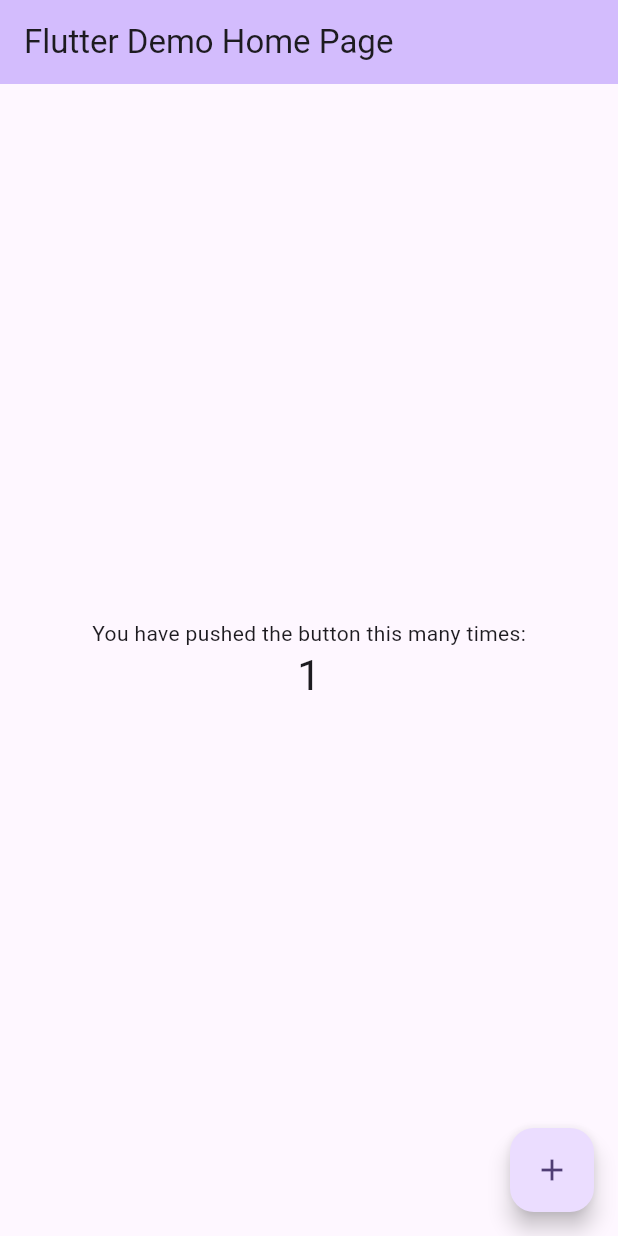
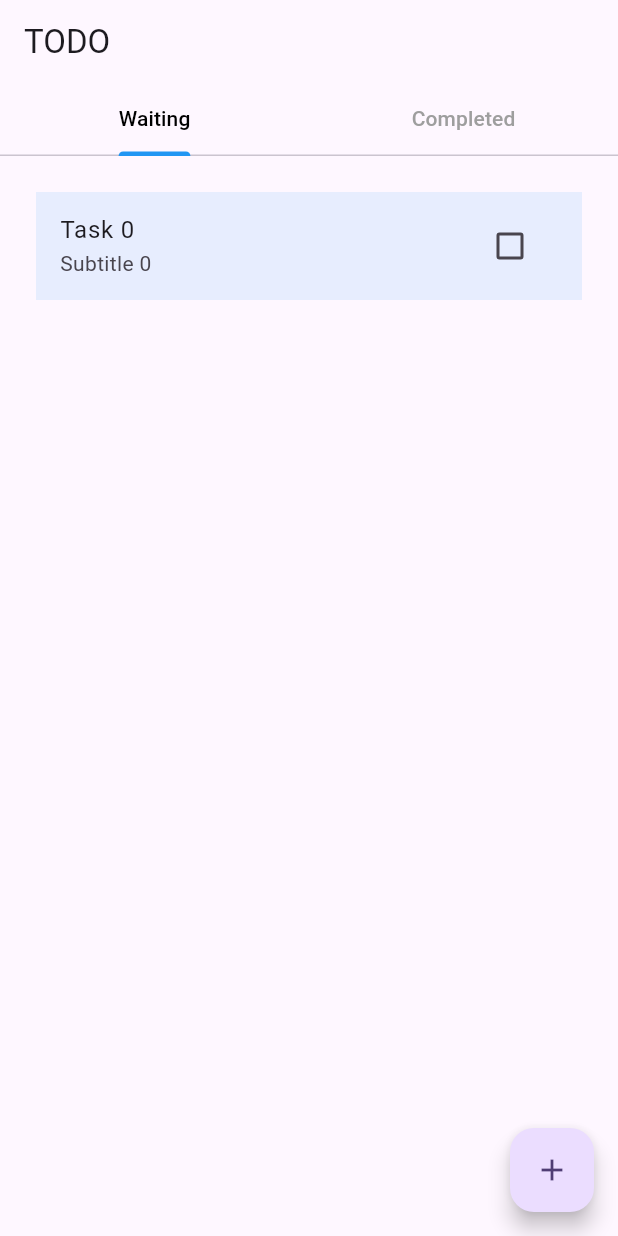
Before and after one commit to Salehahmedeus/to_do_lati, a Flutter app: the screen it shows after launch, after a tap on the "add" icon, on a phone screen of 412 x 824 dp. Run offline on Flutter 3.47's test engine with Material 3 defaults, Android fonts, the light colour scheme and no system bars.

Commit message:
first commit

```diff
--- a/lib/main.dart
+++ b/lib/main.dart
@@ -1,4 +1,5 @@
 import 'package:flutter/material.dart';
+import 'package:to_do_lati/screens/home_screen.dart';
 
 void main() {
   runApp(const MyApp());
@@ -13,113 +14,12 @@
     return MaterialApp(
       title: 'Flutter Demo',
       theme: ThemeData(
-        // This is the theme of your application.
-        //
-        // TRY THIS: Try running your application with "flutter run". You'll see
-        // the application has a purple toolbar. Then, without quitting the app,
-        // try changing the seedColor in the colorScheme below to Colors.green
-        // and then invoke "hot reload" (save your changes or press the "hot
-        // reload" button in a Flutter-supported IDE, or press "r" if you used
-        // the command line to start the app).
-        //
-        // Notice that the counter didn't reset back to zero; the application
-        // state is not lost during the reload. To reset the state, use hot
-        // restart instead.
-        //
-        // This works for code too, not just values: Most code changes can be
-        // tested with just a hot reload.
+
         colorScheme: ColorScheme.fromSeed(seedColor: Colors.deepPurple),
         useMaterial3: true,
       ),
-      home: const MyHomePage(title: 'Flutter Demo Home Page'),
+      home: const HomeScreen(),
+      debugShowCheckedModeBanner: false,
     );
   }
 }
-
-class MyHomePage extends StatefulWidget {
-  const MyHomePage({super.key, required this.title});
-
-  // This widget is the home page of your application. It is stateful, meaning
-  // that it has a State object (defined below) that contains fields that affect
-  // how it looks.
-
-  // This class is the configuration for the state. It holds the values (in this
-  // case the title) provided by the parent (in this case the App widget) and
-  // used by the build method of the State. Fields in a Widget subclass are
-  // always marked "final".
-
-  final String title;
-
-  @override
-  State<MyHomePage> createState() => _MyHomePageState();
-}
-
-class _MyHomePageState extends State<MyHomePage> {
-  int _counter = 0;
-
-  void _incrementCounter() {
-    setState(() {
-      // This call to setState tells the Flutter framework that something has
-      // changed in this State, which causes it to rerun the build method below
-      // so that the display can reflect the updated values. If we changed
-      // _counter without calling setState(), then the build method would not be
-      // called again, and so nothing would appear to happen.
-      _counter++;
-    });
-  }
-
-  @override
-  Widget build(BuildContext context) {
-    // This method is rerun every time setState is called, for instance as done
-    // by the _incrementCounter method above.
-    //
-    // The Flutter framework has been optimized to make rerunning build methods
-    // fast, so that you can just rebuild anything that needs updating rather
-    // than having to individually change instances of widgets.
-    return Scaffold(
-      appBar: AppBar(
-        // TRY THIS: Try changing the color here to a specific color (to
-        // Colors.amber, perhaps?) and trigger a hot reload to see the AppBar
-        // change color while the other colors stay the same.
-        backgroundColor: Theme.of(context).colorScheme.inversePrimary,
-        // Here we take the value from the MyHomePage object that was created by
-        // the App.build method, and use it to set our appbar title.
-        title: Text(widget.title),
-      ),
-      body: Center(
-        // Center is a layout widget. It takes a single child and positions it
-        // in the middle of the parent.
-        child: Column(
-          // Column is also a layout widget. It takes a list of children and
-          // arranges them vertically. By default, it sizes itself to fit its
-          // children horizontally, and tries to be as tall as its parent.
-          //
-          // Column has various properties to control how it sizes itself and
-          // how it positions its children. Here we use mainAxisAlignment to
-          // center the children vertically; the main axis here is the vertical
-          // axis because Columns are vertical (the cross axis would be
-          // horizontal).
-          //
-          // TRY THIS: Invoke "debug painting" (choose the "Toggle Debug Paint"
-          // action in the IDE, or press "p" in the console), to see the
-          // wireframe for each widget.
-          mainAxisAlignment: MainAxisAlignment.center,
-          children: <Widget>[
-            const Text(
-              'You have pushed the button this many times:',
-            ),
-            Text(
-              '$_counter',
-              style: Theme.of(context).textTheme.headlineMedium,
-            ),
-          ],
-        ),
-      ),
-      floatingActionButton: FloatingActionButton(
-        onPressed: _incrementCounter,
-        tooltip: 'Increment',
-        child: const Icon(Icons.add),
-      ), // This trailing comma makes auto-formatting nicer for build methods.
-    );
-  }
-}
--- /dev/null
+++ b/lib/models/task_model.dart
@@ -0,0 +1,13 @@
+
+
+class TaskModel {
+  String title;
+  String? subtitle;
+  bool isCompleted;
+  DateTime createdAt;
+  TaskModel(
+      {required this.title,
+      this.subtitle,
+      this.isCompleted = false,
+      required this.createdAt});
+}
--- /dev/null
+++ b/lib/screens/home_screen.dart
@@ -0,0 +1,110 @@
+import 'package:flutter/material.dart';
+import 'package:to_do_lati/models/task_model.dart';
+
+class HomeScreen extends StatefulWidget {
+  const HomeScreen({
+    super.key,
+  });
+
+  @override
+  State<HomeScreen> createState() => _HomeScreenState();
+}
+
+class _HomeScreenState extends State<HomeScreen> {
+  List<TaskModel> tasks = [];
+  bool isChecked = false;
+
+  @override
+  Widget build(BuildContext context) {
+    return Scaffold(
+      floatingActionButton: FloatingActionButton(
+        child: Icon(Icons.add),
+        onPressed: () {
+          setState(() {
+            tasks.add(TaskModel(
+                title: "Task ${tasks.length}",
+                subtitle:
+                    tasks.length.isOdd ? null : "Subtitle ${tasks.length}",
+                createdAt: DateTime.now()));
+          });
+        },
+      ),
+      appBar: AppBar(
+        title: const Text("TODO"),
+      ),
+      body: DefaultTabController(
+        length: 2,
+        child: Column(
+          children: [
+            const TabBar(
+                isScrollable: false,
+                labelColor: Colors.black,
+                unselectedLabelColor: Colors.grey,
+                indicatorColor: Colors.blue,
+                tabs: [
+                  Tab(
+                    text: "Waiting",
+                  ),
+                  Tab(
+                    text: "Completed",
+                  )
+                ]),
+            Expanded(
+              child: TabBarView(
+                physics: const NeverScrollableScrollPhysics(),
+                children: [
+                  ListView.builder(
+                    padding: const EdgeInsets.all(24),
+                    itemCount: tasks.length,
+                    itemBuilder: (context, index) {
+                      return tasks[index].isCompleted
+                          ? const SizedBox()
+                          : ListTile(
+                              tileColor: Colors.blue.withOpacity(0.1),
+                              trailing: Checkbox(
+                                value: tasks[index].isCompleted,
+                                onChanged: (check) {
+                                  setState(() {
+                                    tasks[index].isCompleted = check!;
+                                  });
+                                },
+                              ),
+                              title: Text(tasks[index].title),
+                              subtitle: tasks[index].subtitle != null
+                                  ? Text(tasks[index].subtitle!)
+                                  : null,
+                            );
+                    },
+                  ),
+                  ListView.builder(
+                    padding: const EdgeInsets.all(24),
+                    itemCount: tasks.length,
+                    itemBuilder: (context, index) {
+                      return !tasks[index].isCompleted
+                          ? const SizedBox()
+                          : ListTile(
+                              tileColor: Colors.blue.withOpacity(0.1),
+                              trailing: Checkbox(
+                                value: tasks[index].isCompleted,
+                                onChanged: (check) {
+                                  setState(() {
+                                    tasks[index].isCompleted = check!;
+                                  });
+                                },
+                              ),
+                              title: Text(tasks[index].title),
+                              subtitle: tasks[index].subtitle != null
+                                  ? Text(tasks[index].subtitle!)
+                                  : null,
+                            );
+                    },
+                  ),
+                ],
+              ),
+            ),
+          ],
+        ),
+      ),
+    );
+  }
+}
```
Also changed, not shown: 1 other file.
